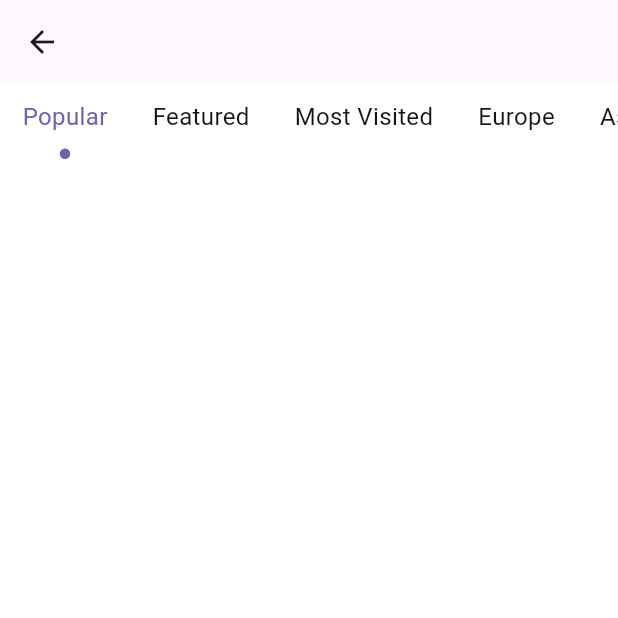
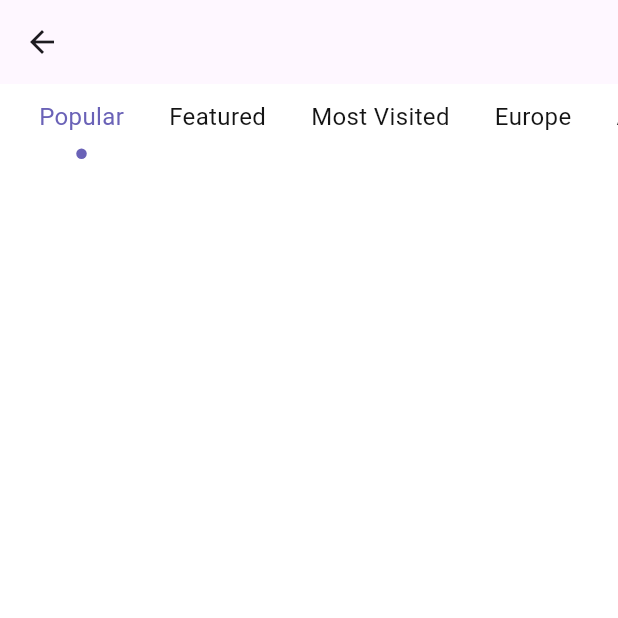
Before and after one commit to angelvlch/Travel_app, a Flutter app: the MainScreen screen opened by its route, on a phone screen of 412 x 824 dp, the top half of it. Run offline on Flutter 3.47's test engine with Material 3 defaults, Android fonts, the phone set to English and light mode, and no system bars; our stand-ins replace dio, flutter_svg, get_it; Roboto replaces fonts that are missing (SF bold, SF regular).

Commit message:
refactor: selection category add padding

```diff
--- a/lib/presentation/main_screen.dart
+++ b/lib/presentation/main_screen.dart
@@ -26,11 +26,13 @@ class _MainScreenState extends State<MainScreen> {
       backgroundColor: Colors.white,
       appBar: AppBar(),
       body: ListView.builder(
+        padding: const EdgeInsets.only(left: 11, right: 11),
         scrollDirection: Axis.horizontal,
         itemCount: categories.length,
         itemBuilder: (context, index) {
-          return Padding(
-            padding: const EdgeInsets.symmetric(horizontal: 5),
+          return Container(
+            //вынести в виджет
+            margin: const EdgeInsets.symmetric(horizontal: 5),
             child: GestureDetector(
               onTapUp: (details) {
                 setState(() {
```
